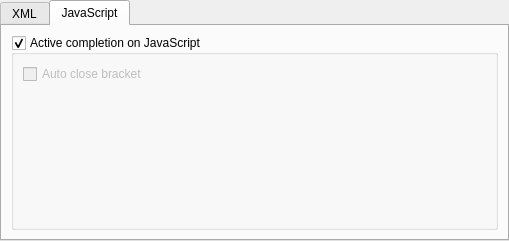
Before: the Qt Designer form plugins/core/config/webpluginform.ui in phoenix741/xinx, drawn with Qt 5.
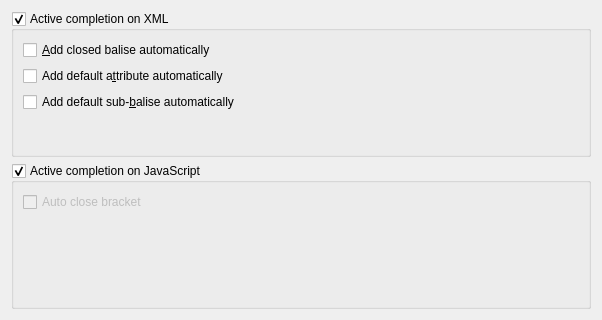
After: the same form once the commit is applied. The open tabs and pages were chosen to show the change.

What changed in the file:
```diff
--- a/plugins/core/config/webpluginform.ui
+++ b/plugins/core/config/webpluginform.ui
@@ -6,27 +6,14 @@
    <rect>
     <x>0</x>
     <y>0</y>
-    <width>509</width>
-    <height>241</height>
+    <width>602</width>
+    <height>320</height>
    </rect>
   </property>
   <property name="windowTitle">
    <string>Customize Web Plugin</string>
   </property>
-  <layout class="QGridLayout" name="gridLayout">
-   <property name="margin">
-    <number>0</number>
-   </property>
-   <item row="0" column="0">
-    <widget class="QTabWidget" name="tabWidget">
-     <property name="currentIndex">
-      <number>0</number>
-     </property>
-     <widget class="QWidget" name="tab">
-      <attribute name="title">
-       <string>XML</string>
-      </attribute>
-      <layout class="QVBoxLayout" name="verticalLayout_2">
+  <layout class="QVBoxLayout" name="verticalLayout">
        <item>
         <widget class="QGroupBox" name="m_activeXmlGroupBox">
          <property name="title">
@@ -66,14 +53,7 @@
          </layout>
         </widget>
        </item>
-      </layout>
-     </widget>
-     <widget class="QWidget" name="tab_2">
-      <attribute name="title">
-       <string>JavaScript</string>
-      </attribute>
-      <layout class="QGridLayout" name="gridLayout_3">
-       <item row="0" column="0">
+   <item>
         <widget class="QGroupBox" name="m_javaScriptGroupBox">
          <property name="title">
           <string>Active completion on JavaScript</string>
@@ -96,10 +76,6 @@
            </widget>
           </item>
          </layout>
-        </widget>
-       </item>
-      </layout>
-     </widget>
     </widget>
    </item>
   </layout>
```
Lines whose indentation alone changed are shown as unchanged.
